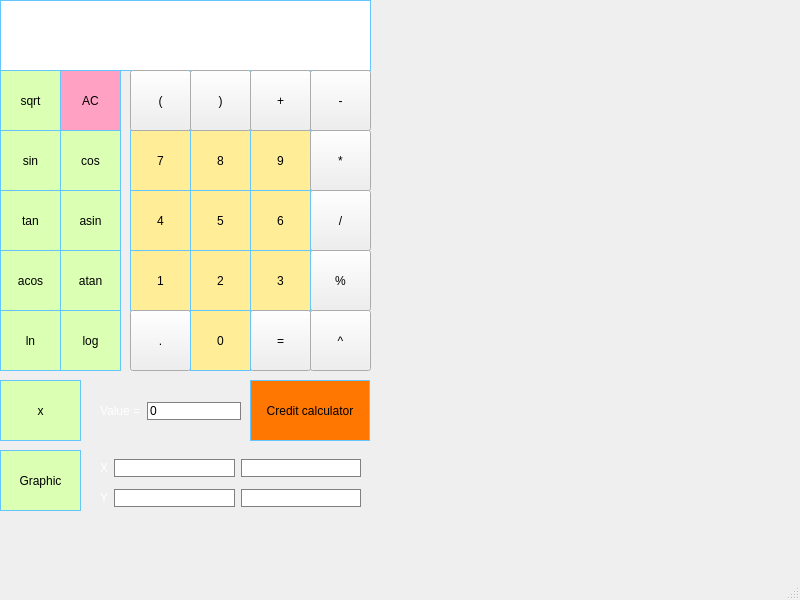
Kosmosman/SmartCalc_v2.0, file srs/View/calculator.ui: the form before one commit.
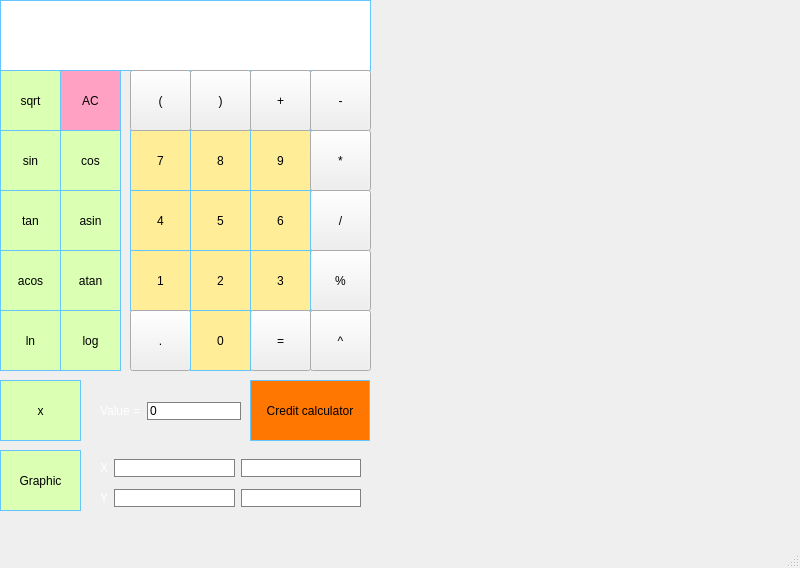
The form after the commit.

```diff
--- a/srs/View/calculator.ui
+++ b/srs/View/calculator.ui
@@ -7,7 +7,7 @@
     <x>0</x>
     <y>0</y>
     <width>800</width>
-    <height>600</height>
+    <height>568</height>
    </rect>
   </property>
   <property name="windowTitle">
```
